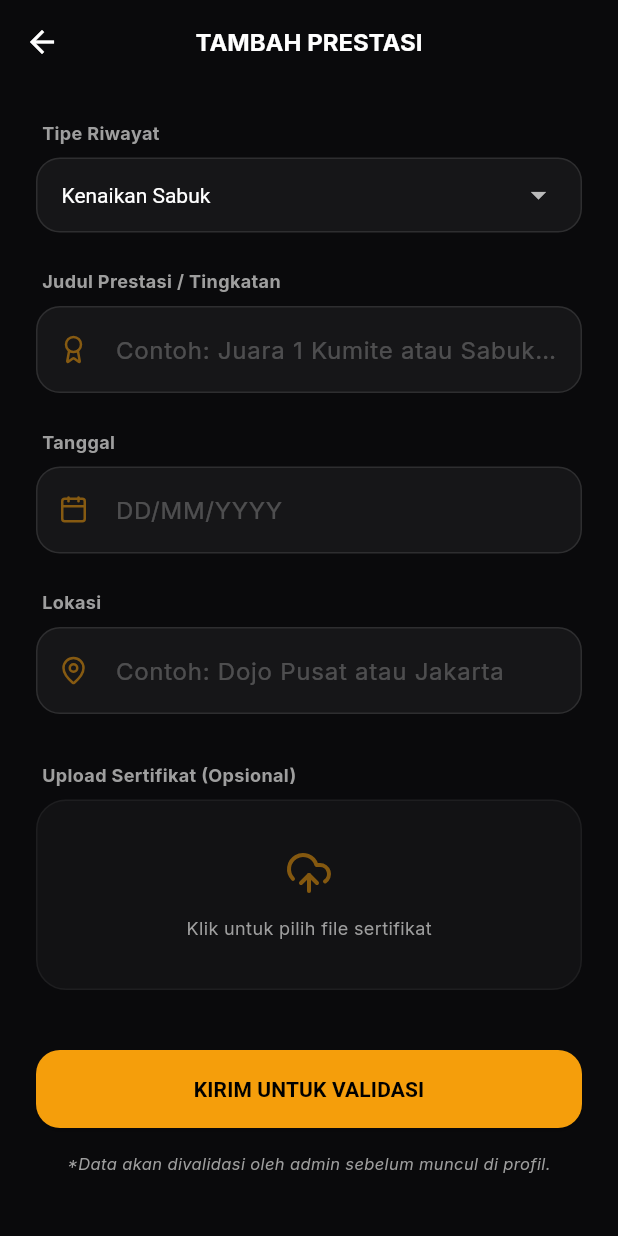
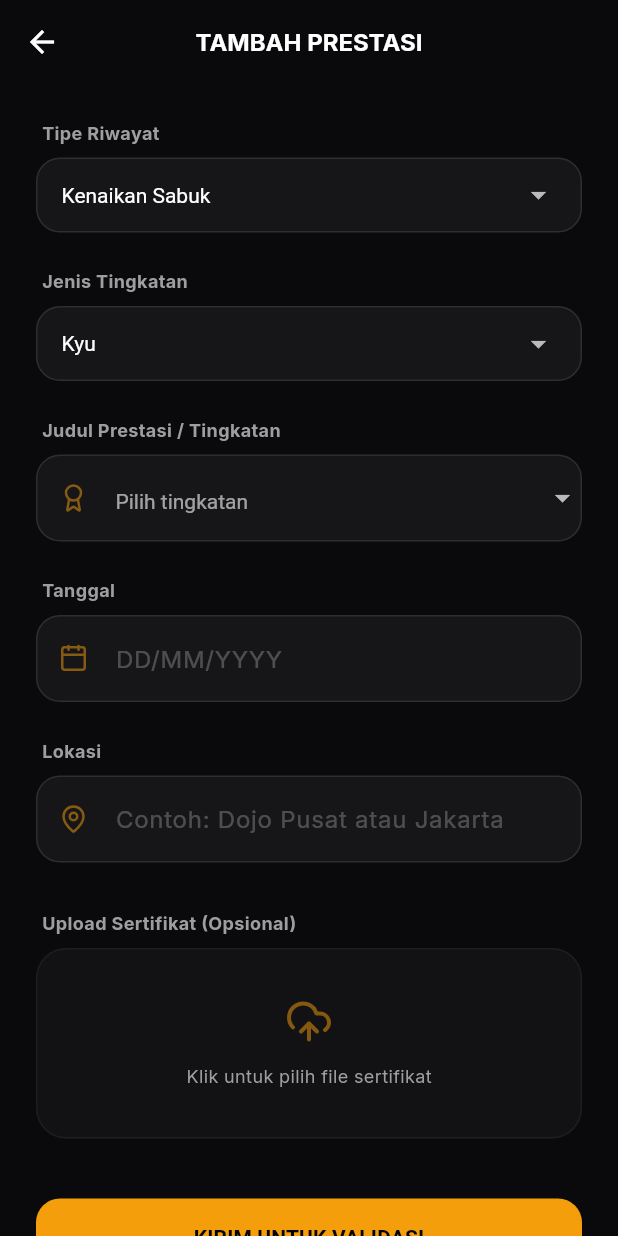
Before and after one commit to inkaisby/inkai-ecosystem, a Flutter app: the AddAchievementScreen screen opened directly, on a phone screen of 412 x 824 dp. Run offline on Flutter 3.47's test engine with Material 3 defaults, Android fonts, the phone set to English and light mode, and no system bars; our stand-ins replace dio, file_picker, flutter_lucide, google_fonts, image_picker, qr_flutter and 4 more; accounts and stored records are empty.

Commit message:
feat(achievement): conditional Kyu/DAN title dropdown for belt promotion
Co-authored-by: Cursor <cursoragent@cursor.com>

```diff
--- a/inkai-mobile/lib/features/membership/add_achievement_screen.dart
+++ b/inkai-mobile/lib/features/membership/add_achievement_screen.dart
@@ -11,8 +11,24 @@ class AddAchievementScreen extends StatefulWidget {
 }
 
 class _AddAchievementScreenState extends State<AddAchievementScreen> {
+  static const List<String> _kyuSabukTitles = [
+    'Putih Kyu-10',
+    'Kuning Kyu-8',
+    'Hijau Kyu-6',
+    'Biru Kyu-5',
+    'Biru Kyu-4',
+    'Coklat Kyu-3',
+    'Coklat Kyu-2',
+    'Coklat Kyu-1',
+  ];
+
+  static List<String> get _danSabukTitles =>
+      List<String>.generate(10, (i) => 'Dan ${i + 1}');
+
   final _formKey = GlobalKey<FormState>();
   String _selectedType = 'SABUK';
+  String _sabukGradeKind = 'KYU';
+  String? _selectedSabukTitle;
   final _titleController = TextEditingController();
   final _dateController = TextEditingController();
   final _locationController = TextEditingController();
@@ -45,9 +61,13 @@ class _AddAchievementScreenState extends State<AddAchievementScreen> {
             children: [
               _buildLabel('Tipe Riwayat'),
               _buildDropdown(),
+              if (_selectedType == 'SABUK') ...[
                 const SizedBox(height: 24),
-              _buildLabel('Judul Prestasi / Tingkatan'),
-              _buildTextField(_titleController, 'Contoh: Juara 1 Kumite atau Sabuk Kuning Kyu 8', LucideIcons.award),
+                _buildLabel('Jenis Tingkatan'),
+                _buildSabukGradeKindDropdown(),
+              ],
+              const SizedBox(height: 24),
+              _buildTitleField(),
               const SizedBox(height: 24),
               _buildLabel('Tanggal'),
               _buildTextField(_dateController, 'DD/MM/YYYY', LucideIcons.calendar),
@@ -117,8 +137,98 @@ class _AddAchievementScreenState extends State<AddAchievementScreen> {
             DropdownMenuItem(value: 'PIAGAM', child: Text('Piagam / Pertandingan')),
             DropdownMenuItem(value: 'PELATIHAN', child: Text('Pelatihan / Sertifikasi')),
           ],
-          onChanged: (val) => setState(() => _selectedType = val!),
+          onChanged: (val) {
+            final next = val!;
+            setState(() {
+              final wasSabuk = _selectedType == 'SABUK';
+              final nowSabuk = next == 'SABUK';
+              if (wasSabuk != nowSabuk) {
+                _titleController.clear();
+                _selectedSabukTitle = null;
+              }
+              _selectedType = next;
+            });
+          },
         ),
+      ),
+    );
+  }
+
+  Widget _buildSabukGradeKindDropdown() {
+    return Container(
+      padding: const EdgeInsets.symmetric(horizontal: 16),
+      decoration: BoxDecoration(
+        color: Colors.white.withOpacity(0.05),
+        borderRadius: BorderRadius.circular(16),
+        border: Border.all(color: Colors.white.withOpacity(0.1)),
+      ),
+      child: DropdownButtonHideUnderline(
+        child: DropdownButton<String>(
+          value: _sabukGradeKind,
+          isExpanded: true,
+          dropdownColor: const Color(0xFF1E1E24),
+          style: const TextStyle(color: Colors.white),
+          items: const [
+            DropdownMenuItem(value: 'KYU', child: Text('Kyu')),
+            DropdownMenuItem(value: 'DAN', child: Text('DAN')),
+          ],
+          onChanged: (v) => setState(() {
+            _sabukGradeKind = v!;
+            _selectedSabukTitle = null;
+          }),
+        ),
+      ),
+    );
+  }
+
+  Widget _buildTitleField() {
+    return Column(
+      crossAxisAlignment: CrossAxisAlignment.start,
+      children: [
+        _buildLabel('Judul Prestasi / Tingkatan'),
+        if (_selectedType == 'SABUK')
+          _buildSabukTitleDropdown()
+        else
+          _buildTextField(
+            _titleController,
+            'Contoh: Juara 1 Kumite atau sertifikat pelatihan',
+            LucideIcons.award,
+          ),
+      ],
+    );
+  }
+
+  Widget _buildSabukTitleDropdown() {
+    final options = _sabukGradeKind == 'KYU' ? _kyuSabukTitles : _danSabukTitles;
+    return Container(
+      decoration: BoxDecoration(
+        color: Colors.white.withOpacity(0.05),
+        borderRadius: BorderRadius.circular(16),
+        border: Border.all(color: Colors.white.withOpacity(0.1)),
+      ),
+      child: DropdownButtonFormField<String>(
+        value: _selectedSabukTitle,
+        isExpanded: true,
+        dropdownColor: const Color(0xFF1E1E24),
+        style: const TextStyle(color: Colors.white, fontSize: 14),
+        iconEnabledColor: Colors.white70,
+        decoration: InputDecoration(
+          prefixIcon: Icon(LucideIcons.award, size: 20, color: InkaiTheme.primaryGold.withOpacity(0.5)),
+          hintText: 'Pilih tingkatan',
+          hintStyle: TextStyle(color: Colors.white.withOpacity(0.25)),
+          border: InputBorder.none,
+          contentPadding: const EdgeInsets.symmetric(horizontal: 8, vertical: 16),
+        ),
+        items: options
+            .map(
+              (t) => DropdownMenuItem<String>(
+                value: t,
+                child: Text(t, overflow: TextOverflow.ellipsis),
+              ),
+            )
+            .toList(),
+        onChanged: (v) => setState(() => _selectedSabukTitle = v),
+        validator: (v) => (v == null || v.isEmpty) ? 'Pilih tingkatan sabuk' : null,
       ),
     );
   }
@@ -165,7 +275,9 @@ class _AddAchievementScreenState extends State<AddAchievementScreen> {
   }
 
   void _saveAchievement() async {
-    if (_formKey.currentState!.validate()) {
+    if (!_formKey.currentState!.validate()) {
+      return;
+    }
     setState(() => _isSaving = true);
     await Future.delayed(const Duration(seconds: 1));
     if (mounted) {
@@ -177,4 +289,3 @@ class _AddAchievementScreenState extends State<AddAchievementScreen> {
     }
   }
 }
-}
```
Also changed, not shown: 2 other files. Lines whose indentation alone changed are shown as unchanged.
